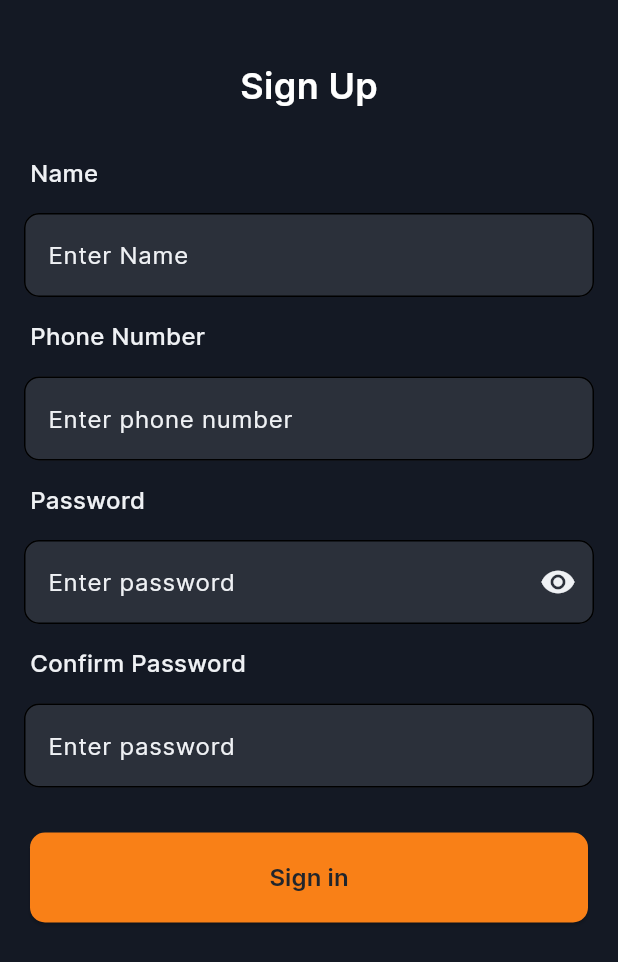
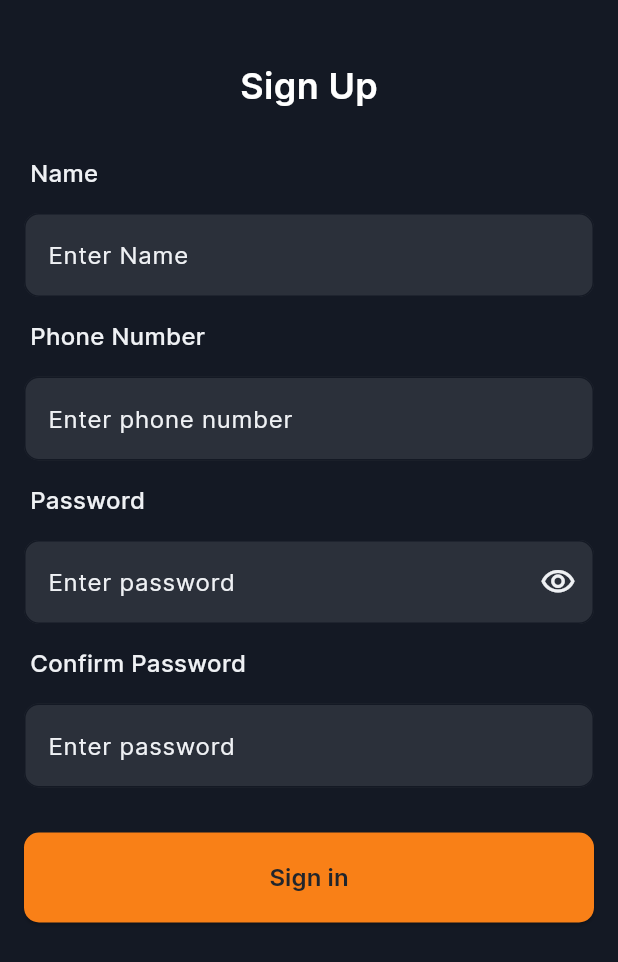
Before and after one commit to Afnan011/parcel_guru, a Flutter app: the MySignUpPage screen opened directly, on a phone screen of 412 x 824 dp. Shown: the top 962 px of the screen. Run offline on Flutter 3.47's test engine with Material 3 defaults, Android fonts, the light colour scheme and no system bars; our stand-ins replace animate_do, flutter_onboarding_slider.

Commit message:
updated signup page

```diff
--- a/lib/main.dart
+++ b/lib/main.dart
@@ -1,6 +1,5 @@
 import 'package:flutter/material.dart';
-import 'package:parcel_guru/screens/SplashScreen/splashScreen.dart';
-
+import 'package:parcel_guru/screens/signup/signup.dart';
 
 void main() {
   runApp(const MyApp());
@@ -20,7 +19,7 @@ class MyApp extends StatelessWidget {
         useMaterial3: true,
         fontFamily: 'Inter'
       ),
-      home: const splashScreen(),
+      home: const MySignUpPage(),
     );
   }
 }
--- /dev/null
+++ b/lib/screens/otp/otp.dart
@@ -0,0 +1,18 @@
+import 'package:flutter/material.dart';
+
+class MyOtp extends StatefulWidget {
+  const MyOtp({super.key});
+
+  @override
+  State<MyOtp> createState() => _MyHomePageState();
+}
+
+class _MyHomePageState extends State<MyOtp> {
+  @override
+  Widget build(BuildContext context) {
+
+    return Scaffold(
+      body: Container(),
+    );
+  }
+}
--- a/lib/screens/signup/signup.dart
+++ b/lib/screens/signup/signup.dart
@@ -39,10 +39,10 @@ class _MyHomePageState extends State<MySignUpPage> {
                 padding: const EdgeInsets.only(top: 30),
                 child: Column(
                   children: [
-                    Column(
+                    const Column(
                       crossAxisAlignment: CrossAxisAlignment.start,
                       children: [
-                        const Padding(
+                        Padding(
                           padding: EdgeInsets.only(left: 20),
                           child: Text(
                             'Name',
@@ -54,34 +54,37 @@ class _MyHomePageState extends State<MySignUpPage> {
                           ),
                         ),
                         Padding(
-                          padding: const EdgeInsets.only(
-                              top: 15, bottom: 15, left: 16, right: 16),
+                          padding: EdgeInsets.symmetric(
+                              horizontal: 16,vertical: 15),
                           child: TextField(
-                            style: const TextStyle(color: Color(0xFFEFF1F4)),
+                            style: TextStyle(color: Color(0xFFEFF1F4)),
                             keyboardType: TextInputType.text,
                             decoration: InputDecoration(
                               hintText: 'Enter Name',
                               hintStyle:
-                                  const TextStyle(color: Color(0xFFEFF1F4)),
+                                  TextStyle(color: Color(0xFFEFF1F4)),
                               labelStyle:
-                                  const TextStyle(color: Color(0xff8A9199)),
-                              fillColor: const Color(0xff2B303A),
+                                  TextStyle(color: Color(0xff8A9199)),
+                              fillColor: Color(0xff2B303A),
                               filled: true,
-                              focusedBorder: const OutlineInputBorder(
-                                borderSide:
-                                    BorderSide(color: Color(0xffF98017)),
-                              ),
                               enabledBorder: OutlineInputBorder(
-                                  borderRadius: BorderRadius.circular(10)),
+                                  borderSide: BorderSide(color: Color(0xff141924)),
+                                  borderRadius:
+                                  BorderRadius.all(Radius.circular(10))),
+                              focusedBorder: OutlineInputBorder(
+                                  borderSide: BorderSide(color: Color(0xFF6D7688)),
+                                  borderRadius:
+                                  BorderRadius.all(Radius.circular(10))),
+
                             ),
                           ),
                         ),
                       ],
                     ),
-                    Column(
+                    const Column(
                       crossAxisAlignment: CrossAxisAlignment.start,
                       children: [
-                        const Padding(
+                        Padding(
                           padding: EdgeInsets.only(left: 20),
                           child: Text(
                             'Phone Number',
@@ -93,24 +96,27 @@ class _MyHomePageState extends State<MySignUpPage> {
                           ),
                         ),
                         Padding(
-                          padding: const EdgeInsets.only(
-                              top: 15, bottom: 15, left: 16, right: 16),
+                          padding: EdgeInsets.symmetric(
+                              horizontal: 16,vertical: 15),
                           child: TextField(
-                            style: const TextStyle(color: Color(0xFFEFF1F4)),
+                            style: TextStyle(color: Color(0xFFEFF1F4)),
                             keyboardType: TextInputType.phone,
                             decoration: InputDecoration(
                               hintText: 'Enter phone number',
                               hintStyle:
-                                  const TextStyle(color: Color(0xFFEFF1F4)),
+                                  TextStyle(color: Color(0xFFEFF1F4)),
                               labelStyle:
-                                  const TextStyle(color: Color(0xff8A9199)),
-                              fillColor: const Color(0xff2B303A),
+                                  TextStyle(color: Color(0xff8A9199)),
+                              fillColor: Color(0xff2B303A),
                               filled: true,
-                              focusedBorder: const OutlineInputBorder(
-                                  borderSide:
-                                      BorderSide(color: Color(0xffF98017))),
                               enabledBorder: OutlineInputBorder(
-                                  borderRadius: BorderRadius.circular(10)),
+                                  borderSide: BorderSide(color: Color(0xff141924)),
+                                  borderRadius:
+                                  BorderRadius.all(Radius.circular(10))),
+                              focusedBorder: OutlineInputBorder(
+                                  borderSide: BorderSide(color: Color(0xFF6D7688)),
+                                  borderRadius:
+                                  BorderRadius.all(Radius.circular(10))),
                             ),
                           ),
                         ),
@@ -131,8 +137,8 @@ class _MyHomePageState extends State<MySignUpPage> {
                           ),
                         ),
                         Padding(
-                          padding: const EdgeInsets.only(
-                              top: 15, bottom: 15, left: 16, right: 16),
+                          padding: const EdgeInsets.symmetric(
+                              horizontal: 16,vertical: 15),
                           child: TextField(
                             style: const TextStyle(color: Color(0xFFEFF1F4)),
                             obscureText: obscureText,
@@ -148,8 +154,8 @@ class _MyHomePageState extends State<MySignUpPage> {
                               suffixIcon: IconButton(
                                 icon: Icon(
                                     obscureText
-                                        ? Icons.visibility
-                                        : Icons.visibility_off,
+                                        ? Icons.visibility_outlined
+                                        : Icons.visibility_off_outlined,
                                     color: const Color(0xffEFF1F4)),
                                 onPressed: () {
                                   setState(() {
@@ -157,11 +163,14 @@ class _MyHomePageState extends State<MySignUpPage> {
                                   });
                                 },
                               ),
+                              enabledBorder: const OutlineInputBorder(
+                                  borderSide: BorderSide(color: Color(0xff141924)),
+                                  borderRadius:
+                                  BorderRadius.all(Radius.circular(10))),
                               focusedBorder: const OutlineInputBorder(
-                                  borderSide:
-                                      BorderSide(color: Color(0xffF98017))),
-                              enabledBorder: OutlineInputBorder(
-                                  borderRadius: BorderRadius.circular(10)),
+                                  borderSide: BorderSide(color: Color(0xFF6D7688)),
+                                  borderRadius:
+                                  BorderRadius.all(Radius.circular(10))),
                             ),
                           ),
                         ),
@@ -182,37 +191,39 @@ class _MyHomePageState extends State<MySignUpPage> {
                           ),
                         ),
                         Padding(
-                          padding: const EdgeInsets.only(
-                              top: 15, bottom: 15, left: 16, right: 16),
+                          padding: const EdgeInsets.symmetric(
+                              horizontal: 16,vertical: 15),
                           child: TextField(
                             style: const TextStyle(color: Color(0xFFEFF1F4)),
                             obscureText: obscureText,
                             keyboardType: TextInputType.text,
-                            decoration: InputDecoration(
+                            decoration: const InputDecoration(
                               hintText: 'Enter password',
                               hintStyle:
-                                  const TextStyle(color: Color(0xFFEFF1F4)),
+                                  TextStyle(color: Color(0xFFEFF1F4)),
                               labelStyle:
-                                  const TextStyle(color: Color(0xff8A9199)),
-                              fillColor: const Color(0xff2B303A),
+                                  TextStyle(color: Color(0xff8A9199)),
+                              fillColor: Color(0xff2B303A),
                               filled: true,
-                              focusedBorder: const OutlineInputBorder(
-                                  borderSide:
-                                      BorderSide(color: Color(0xffF98017))),
                               enabledBorder: OutlineInputBorder(
-                                  borderRadius: BorderRadius.circular(10)),
+                                  borderSide: BorderSide(color: Color(0xff141924)),
+                                  borderRadius:
+                                  BorderRadius.all(Radius.circular(10))),
+                              focusedBorder: OutlineInputBorder(
+                                  borderSide: BorderSide(color: Color(0xFF6D7688)),
+                                  borderRadius:
+                                  BorderRadius.all(Radius.circular(10))),
                             ),
                           ),
                         ),
                       ],
                     ),
                     Padding(
-                      padding: const EdgeInsets.only(
-                          top: 15, bottom: 10, right: 20, left: 20),
+                      padding: const EdgeInsets.symmetric(
+                          horizontal: 16,vertical: 15),
                       child: PrimaryButton(
                           btnHeight: 55,
                           onPressed: () {
-                            print('object');
                           },
                           btnText: 'Sign in'),
                     ),
```
